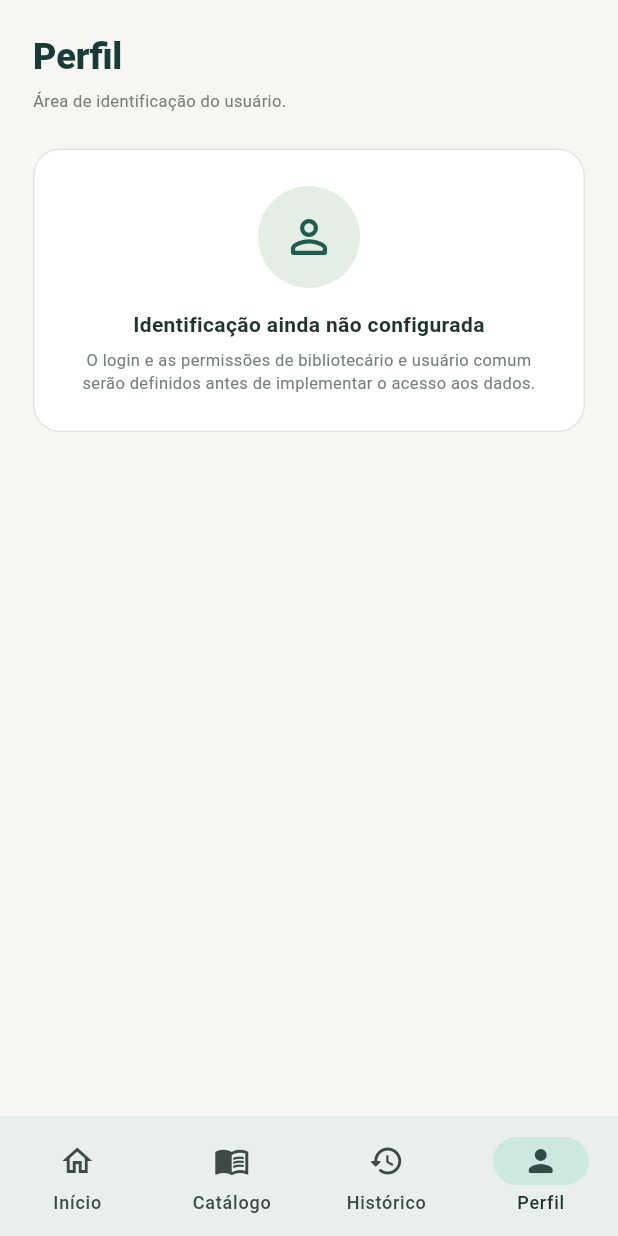
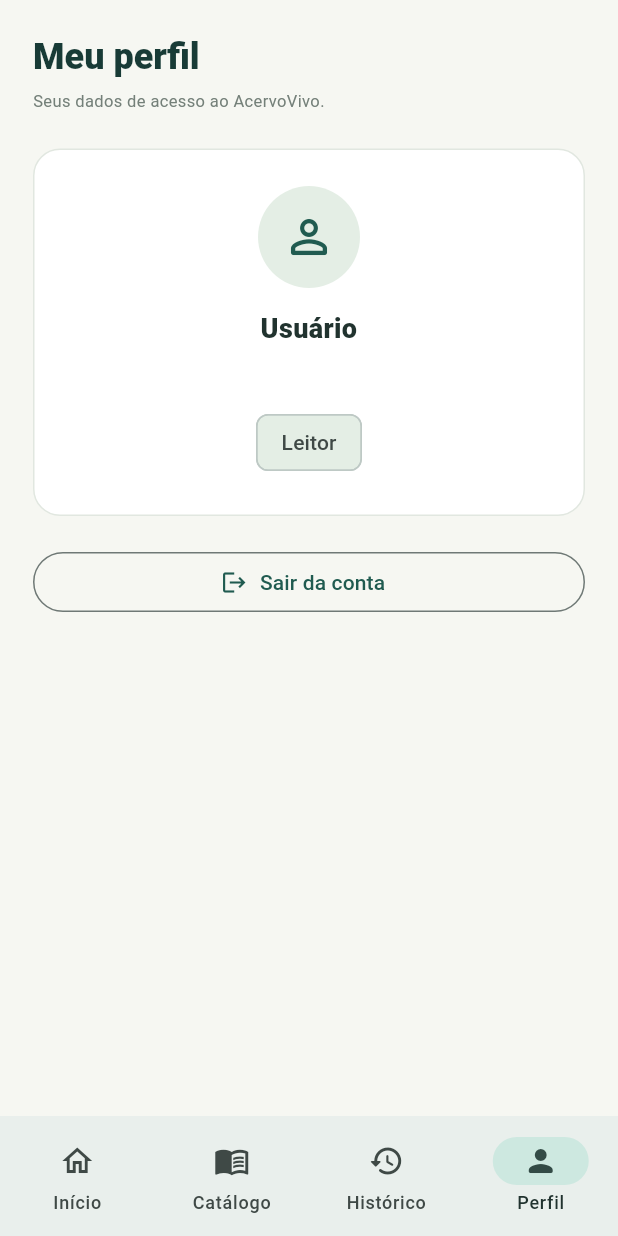
Before and after one commit to GABRIELSchmitt01/acervovivo., a Flutter app: the AppShell screen opened directly with empty values, item 4 of the bottom bar chosen, on a phone screen of 412 x 824 dp. Run offline on Flutter 3.47's test engine with Material 3 defaults, Android fonts, the phone set to English and light mode, and no system bars; our stand-ins replace shared_preferences; accounts and stored records are empty; statements that could not run were skipped.

Commit message:
Show authenticated profile and logout action

```diff
--- a/app_flutter/lib/screens/profile_screen.dart
+++ b/app_flutter/lib/screens/profile_screen.dart
@@ -1,70 +1,27 @@
 import 'package:flutter/material.dart';
-
+import '../data/api_client.dart';
 import '../theme/app_theme.dart';
 
 class ProfileScreen extends StatelessWidget {
-  const ProfileScreen({super.key});
-
+  const ProfileScreen({required this.onLogout,super.key});
+  final Future<void> Function() onLogout;
   @override
-  Widget build(BuildContext context) {
-    return ListView(
-      padding: const EdgeInsets.fromLTRB(22, 22, 22, 28),
-      children: [
-        Text(
-          'Perfil',
-          style: Theme.of(context).textTheme.headlineSmall?.copyWith(
-                color: AppColors.deep,
-                fontWeight: FontWeight.w800,
-              ),
-        ),
-        const SizedBox(height: 5),
-        const Text(
-          'Área de identificação do usuário.',
-          style: TextStyle(color: AppColors.secondaryText, fontSize: 11),
-        ),
-        const SizedBox(height: 24),
-        Container(
-          padding: const EdgeInsets.all(24),
-          decoration: BoxDecoration(
-            color: AppColors.card,
-            borderRadius: BorderRadius.circular(18),
-            border: Border.all(color: AppColors.border),
-          ),
-          child: const Column(
-            children: [
-              CircleAvatar(
-                radius: 34,
-                backgroundColor: AppColors.mint,
-                child: Icon(
-                  Icons.person_outline_rounded,
-                  color: AppColors.forest,
-                  size: 36,
-                ),
-              ),
-              SizedBox(height: 14),
-              Text(
-                'Identificação ainda não configurada',
-                textAlign: TextAlign.center,
-                style: TextStyle(
-                  fontWeight: FontWeight.w700,
-                  color: AppColors.primaryText,
-                ),
-              ),
-              SizedBox(height: 7),
-              Text(
-                'O login e as permissões de bibliotecário e usuário comum '
-                'serão definidos antes de implementar o acesso aos dados.',
-                textAlign: TextAlign.center,
-                style: TextStyle(
-                  color: AppColors.secondaryText,
-                  fontSize: 11,
-                  height: 1.4,
-                ),
-              ),
-            ],
-          ),
-        ),
-      ],
-    );
+  Widget build(BuildContext context){
+    final user=ApiClient.instance.user??{};
+    final librarian=user['role']=='librarian';
+    return ListView(padding:const EdgeInsets.fromLTRB(22,22,22,28),children:[
+      Text('Meu perfil',style:Theme.of(context).textTheme.headlineSmall?.copyWith(color:AppColors.deep,fontWeight:FontWeight.w800)),
+      const SizedBox(height:5),const Text('Seus dados de acesso ao AcervoVivo.',style:TextStyle(color:AppColors.secondaryText,fontSize:11)),
+      const SizedBox(height:24),
+      Container(padding:const EdgeInsets.all(24),decoration:BoxDecoration(color:AppColors.card,borderRadius:BorderRadius.circular(18),border:Border.all(color:AppColors.border)),child:Column(children:[
+        CircleAvatar(radius:34,backgroundColor:AppColors.mint,child:Icon(librarian?Icons.admin_panel_settings:Icons.person_outline_rounded,color:AppColors.forest,size:36)),
+        const SizedBox(height:14),Text(user['name']?.toString()??'Usuário',textAlign:TextAlign.center,style:const TextStyle(fontWeight:FontWeight.w800,color:AppColors.primaryText,fontSize:18)),
+        const SizedBox(height:6),Text(user['email']?.toString()??'',textAlign:TextAlign.center,style:const TextStyle(color:AppColors.secondaryText)),
+        const SizedBox(height:12),Chip(label:Text(librarian?'Bibliotecário':'Leitor'),backgroundColor:AppColors.mint),
+        if(user['registration_code']!=null)Text('Matrícula: ${user['registration_code']}',style:const TextStyle(color:AppColors.secondaryText)),
+      ])),
+      const SizedBox(height:20),
+      OutlinedButton.icon(onPressed:()=>showDialog<void>(context:context,builder:(c)=>AlertDialog(title:const Text('Sair da conta?'),content:const Text('Você precisará entrar novamente para acessar o AcervoVivo.'),actions:[TextButton(onPressed:()=>Navigator.pop(c),child:const Text('Cancelar')),FilledButton(onPressed:(){Navigator.pop(c);onLogout();},child:const Text('Sair'))])),icon:const Icon(Icons.logout),label:const Text('Sair da conta')),
+    ]);
   }
 }
```
